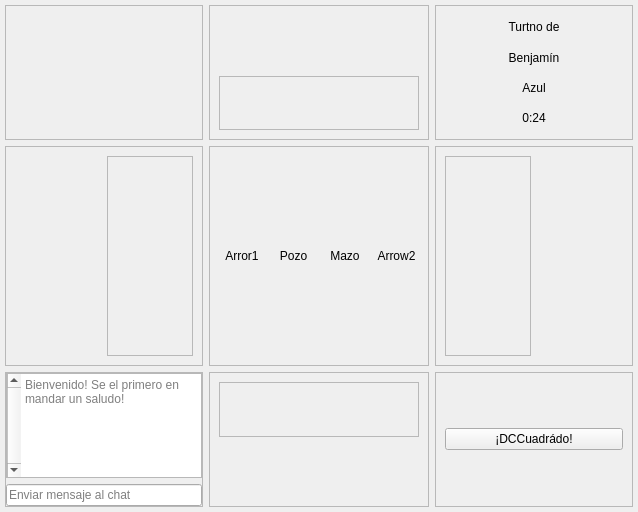
The window that Tareas/T03/client/frontend/game_window.ui (benjavicente/iic2233) describes before a commit, drawn with Qt 5.
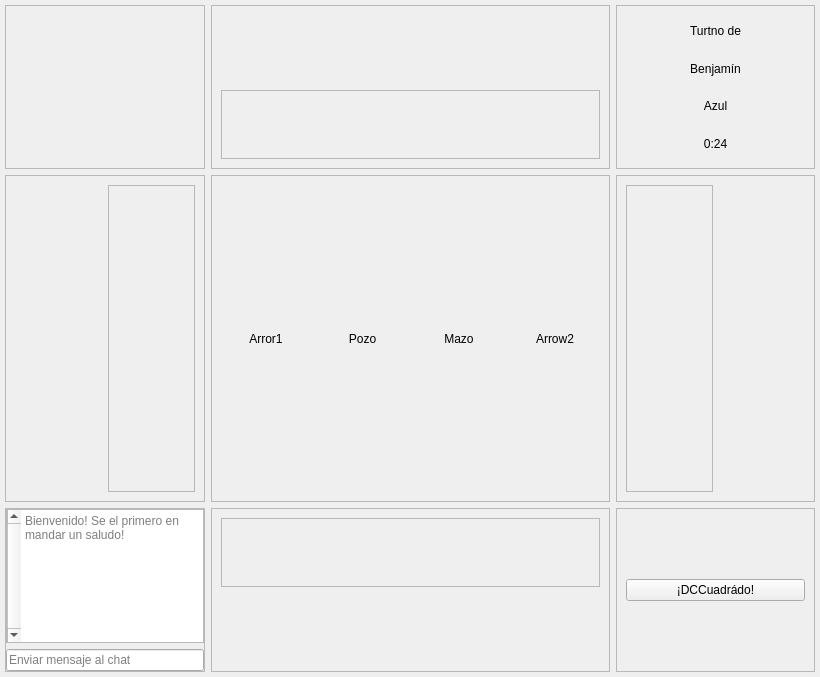
The same window after the commit. Icons and pictures are not drawn.

Patch:
```diff
--- a/Tareas/T03/client/frontend/game_window.ui
+++ b/Tareas/T03/client/frontend/game_window.ui
@@ -6,15 +6,15 @@
    <rect>
     <x>0</x>
     <y>0</y>
-    <width>638</width>
-    <height>512</height>
+    <width>820</width>
+    <height>677</height>
    </rect>
   </property>
   <property name="windowTitle">
    <string>DCCuadrado</string>
   </property>
   <widget class="QWidget" name="MainWidget">
-   <layout class="QGridLayout" name="gridLayout" rowstretch="1,1,1" columnstretch="1,1,1">
+   <layout class="QGridLayout" name="gridLayout" rowstretch="1,2,1" columnstretch="1,2,1">
     <property name="sizeConstraint">
      <enum>QLayout::SetDefaultConstraint</enum>
     </property>
```
